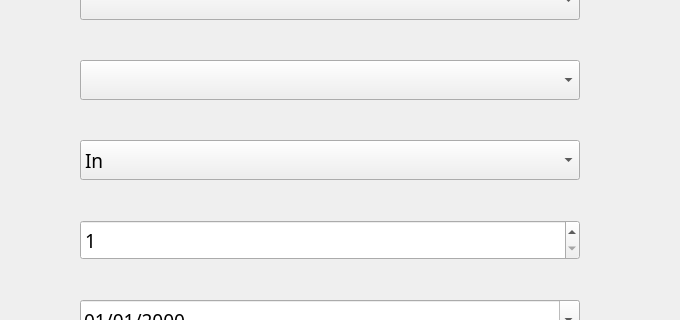
Old version of the form UI/AddEntryPartLoop.ui in the repository Tenesh/PartLoop; both pictures show x 220 to 900 and y 120 to 440 of the 900 by 1000 pixel window.
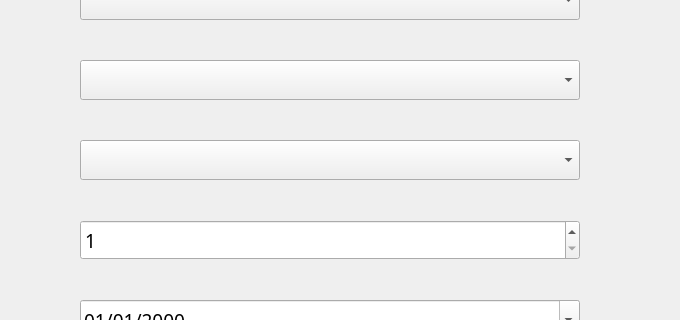
New version of the form.

Commit message: Updated status combobox

What changed in the file:
```diff
--- a/UI/AddEntryPartLoop.ui
+++ b/UI/AddEntryPartLoop.ui
@@ -197,16 +197,6 @@
      <pointsize>14</pointsize>
     </font>
    </property>
-   <item>
-    <property name="text">
-     <string>In</string>
-    </property>
-   </item>
-   <item>
-    <property name="text">
-     <string>Out</string>
-    </property>
-   </item>
   </widget>
   <widget class="QComboBox" name="comboBoxNewEntryEmployee">
    <property name="geometry">
```
